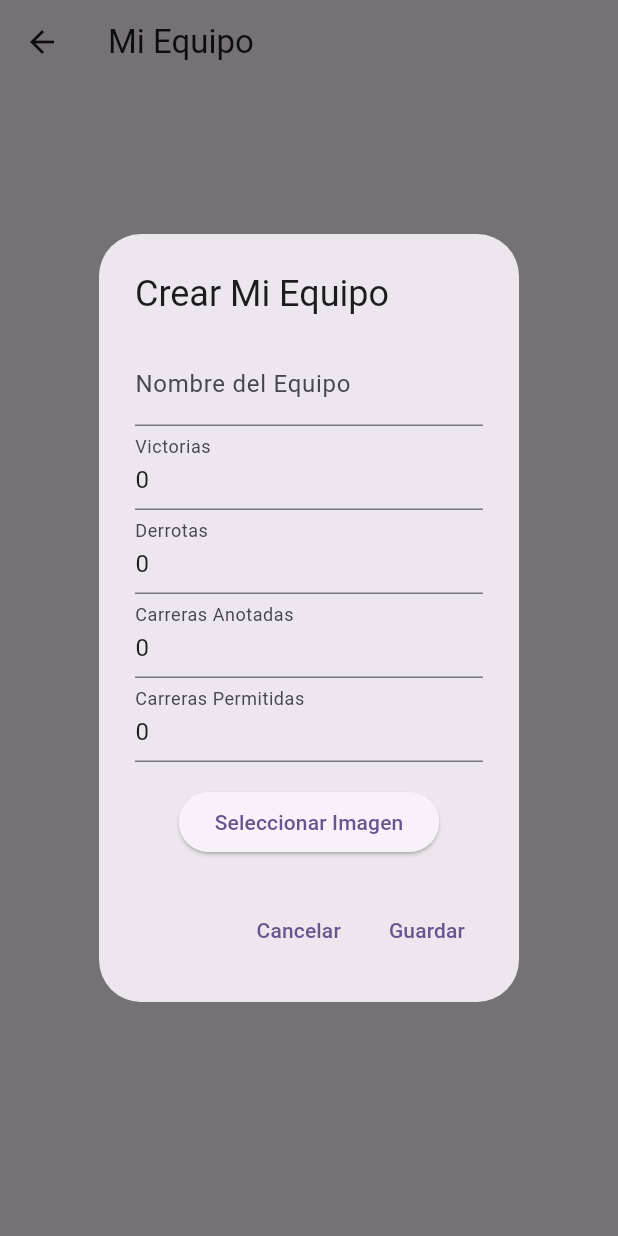
After one commit to crgv7/baseballanotation, a Flutter app: the MyTeamScreen screen opened by its route, after a tap on "Crear Mi Equipo", on a phone screen of 412 x 824 dp. The commit adds this screen. Run offline on Flutter 3.47's test engine with Material 3 defaults, Android fonts, the phone set to English and light mode, and no system bars; our stand-ins replace image_picker, sqflite, syncfusion_flutter_calendar, syncfusion_flutter_charts; accounts and stored records are empty.

Commit message:
creando pantalla de crear mi equipo

```diff
--- /dev/null
+++ b/lib/models/my_team.dart
@@ -0,0 +1,63 @@
+class MyTeam {
+  final int? id;
+  final String name;
+  final String? imageUrl;
+  final int wins;
+  final int losses;
+  final int runsScored;
+  final int runsAllowed;
+
+  MyTeam({
+    this.id,
+    required this.name,
+    this.imageUrl,
+    this.wins = 0,
+    this.losses = 0,
+    this.runsScored = 0,
+    this.runsAllowed = 0,
+  });
+
+  MyTeam copyWith({
+    int? id,
+    String? name,
+    String? imageUrl,
+    int? wins,
+    int? losses,
+    int? runsScored,
+    int? runsAllowed,
+  }) {
+    return MyTeam(
+      id: id ?? this.id,
+      name: name ?? this.name,
+      imageUrl: imageUrl ?? this.imageUrl,
+      wins: wins ?? this.wins,
+      losses: losses ?? this.losses,
+      runsScored: runsScored ?? this.runsScored,
+      runsAllowed: runsAllowed ?? this.runsAllowed,
+    );
+  }
+
+  Map<String, dynamic> toMap() {
+    return {
+      'id': id,
+      'name': name,
+      'imageUrl': imageUrl,
+      'wins': wins,
+      'losses': losses,
+      'runsScored': runsScored,
+      'runsAllowed': runsAllowed,
+    };
+  }
+
+  factory MyTeam.fromMap(Map<String, dynamic> map) {
+    return MyTeam(
+      id: map['id'] as int?,
+      name: map['name'] as String,
+      imageUrl: map['imageUrl'] as String?,
+      wins: map['wins'] as int,
+      losses: map['losses'] as int,
+      runsScored: map['runsScored'] as int,
+      runsAllowed: map['runsAllowed'] as int,
+    );
+  }
+}
--- /dev/null
+++ b/lib/screen/my_team/my_team_screen.dart
@@ -0,0 +1,303 @@
+import 'dart:io';
+import 'package:flutter/material.dart';
+import 'package:image_picker/image_picker.dart';
+import 'package:path_provider/path_provider.dart';
+import 'package:path/path.dart' as path;
+import '../../models/my_team.dart';
+import '../../services/database_services.dart';
+
+class MyTeamScreen extends StatefulWidget {
+  const MyTeamScreen({super.key});
+
+  @override
+  State<MyTeamScreen> createState() => _MyTeamScreenState();
+}
+
+class _MyTeamScreenState extends State<MyTeamScreen> {
+  final DatabaseServices _databaseServices = DatabaseServices.instance;
+  late Future<MyTeam?> _teamFuture;
+
+  @override
+  void initState() {
+    super.initState();
+    _teamFuture = _databaseServices.getMyTeam();
+  }
+
+  Future<void> _refreshTeam() async {
+    setState(() {
+      _teamFuture = _databaseServices.getMyTeam();
+    });
+  }
+
+  Future<void> _showTeamDialog([MyTeam? team]) async {
+    final nameController = TextEditingController(text: team?.name ?? '');
+    final winsController = TextEditingController(text: team?.wins.toString() ?? '0');
+    final lossesController = TextEditingController(text: team?.losses.toString() ?? '0');
+    final runsScoredController = TextEditingController(text: team?.runsScored.toString() ?? '0');
+    final runsAllowedController = TextEditingController(text: team?.runsAllowed.toString() ?? '0');
+    String? imageUrl = team?.imageUrl;
+
+    Future<String?> _pickAndSaveImage() async {
+      final ImagePicker picker = ImagePicker();
+      final XFile? image = await picker.pickImage(source: ImageSource.gallery);
+
+      if (image != null) {
+        final Directory appDir = await getApplicationDocumentsDirectory();
+        final String fileName = path.basename(image.path);
+        final String savedPath = path.join(appDir.path, fileName);
+
+        await File(image.path).copy(savedPath);
+        return savedPath;
+      }
+      return null;
+    }
+
+    return showDialog(
+      context: context,
+      builder: (context) => AlertDialog(
+        title: Text(team == null ? 'Crear Mi Equipo' : 'Editar Mi Equipo'),
+        content: SingleChildScrollView(
+          child: Column(
+            mainAxisSize: MainAxisSize.min,
+            children: [
+              TextField(
+                controller: nameController,
+                decoration: const InputDecoration(labelText: 'Nombre del Equipo'),
+              ),
+              TextField(
+                controller: winsController,
+                decoration: const InputDecoration(labelText: 'Victorias'),
+                keyboardType: TextInputType.number,
+              ),
+              TextField(
+                controller: lossesController,
+                decoration: const InputDecoration(labelText: 'Derrotas'),
+                keyboardType: TextInputType.number,
+              ),
+              TextField(
+                controller: runsScoredController,
+                decoration: const InputDecoration(labelText: 'Carreras Anotadas'),
+                keyboardType: TextInputType.number,
+              ),
+              TextField(
+                controller: runsAllowedController,
+                decoration: const InputDecoration(labelText: 'Carreras Permitidas'),
+                keyboardType: TextInputType.number,
+              ),
+              const SizedBox(height: 16),
+              ElevatedButton(
+                onPressed: () async {
+                  final newImageUrl = await _pickAndSaveImage();
+                  if (newImageUrl != null) {
+                    imageUrl = newImageUrl;
+                    setState(() {});
+                  }
+                },
+                child: const Text('Seleccionar Imagen'),
+              ),
+            ],
+          ),
+        ),
+        actions: [
+          TextButton(
+            onPressed: () => Navigator.pop(context),
+            child: const Text('Cancelar'),
+          ),
+          TextButton(
+            onPressed: () async {
+              final name = nameController.text.trim();
+              if (name.isEmpty) {
+                return;
+              }
+
+              final wins = int.tryParse(winsController.text) ?? 0;
+              final losses = int.tryParse(lossesController.text) ?? 0;
+              final runsScored = int.tryParse(runsScoredController.text) ?? 0;
+              final runsAllowed = int.tryParse(runsAllowedController.text) ?? 0;
+
+              final newTeam = MyTeam(
+                id: team?.id,
+                name: name,
+                imageUrl: imageUrl,
+                wins: wins,
+                losses: losses,
+                runsScored: runsScored,
+                runsAllowed: runsAllowed,
+              );
+
+              if (team == null) {
+                await _databaseServices.saveMyTeam(newTeam);
+              } else {
+                await _databaseServices.updateMyTeam(newTeam);
+              }
+
+              if (!mounted) return;
+              Navigator.pop(context);
+              _refreshTeam();
+            },
+            child: const Text('Guardar'),
+          ),
+        ],
+      ),
+    );
+  }
+
+  @override
+  Widget build(BuildContext context) {
+    return Scaffold(
+      appBar: AppBar(
+        title: const Text('Mi Equipo'),
+      ),
+      body: FutureBuilder<MyTeam?>(
+        future: _teamFuture,
+        builder: (context, snapshot) {
+          if (snapshot.connectionState == ConnectionState.waiting) {
+            return const Center(child: CircularProgressIndicator());
+          }
+
+          final team = snapshot.data;
+          if (team == null) {
+            return Center(
+              child: Column(
+                mainAxisAlignment: MainAxisAlignment.center,
+                children: [
+                  const Text('No has creado tu equipo aún'),
+                  const SizedBox(height: 16),
+                  ElevatedButton(
+                    onPressed: () => _showTeamDialog(),
+                    child: const Text('Crear Mi Equipo'),
+                  ),
+                ],
+              ),
+            );
+          }
+
+          return Padding(
+            padding: const EdgeInsets.all(16.0),
+            child: Column(
+              crossAxisAlignment: CrossAxisAlignment.start,
+              children: [
+                Center(
+                  child: Column(
+                    children: [
+                      if (team.imageUrl != null)
+                        ClipOval(
+                          child: Image.file(
+                            File(team.imageUrl!),
+                            width: 120,
+                            height: 120,
+                            fit: BoxFit.cover,
+                          ),
+                        )
+                      else
+                        const CircleAvatar(
+                          radius: 60,
+                          child: Icon(Icons.sports_baseball, size: 60),
+                        ),
+                      const SizedBox(height: 16),
+                      Text(
+                        team.name,
+                        style: const TextStyle(
+                          fontSize: 24,
+                          fontWeight: FontWeight.bold,
+                        ),
+                      ),
+                    ],
+                  ),
+                ),
+                const SizedBox(height: 32),
+                Card(
+                  child: Padding(
+                    padding: const EdgeInsets.all(16.0),
+                    child: Column(
+                      crossAxisAlignment: CrossAxisAlignment.start,
+                      children: [
+                        const Text(
+                          'Estadísticas',
+                          style: TextStyle(
+                            fontSize: 20,
+                            fontWeight: FontWeight.bold,
+                          ),
+                        ),
+                        const SizedBox(height: 16),
+                        _buildStatRow('Victorias', team.wins.toString()),
+                        _buildStatRow('Derrotas', team.losses.toString()),
+                        _buildStatRow('Carreras Anotadas', team.runsScored.toString()),
+                        _buildStatRow('Carreras Permitidas', team.runsAllowed.toString()),
+                      ],
+                    ),
+                  ),
+                ),
+                const SizedBox(height: 32),
+                Row(
+                  mainAxisAlignment: MainAxisAlignment.spaceEvenly,
+                  children: [
+                    ElevatedButton.icon(
+                      onPressed: () => _showTeamDialog(team),
+                      icon: const Icon(Icons.edit),
+                      label: const Text('Editar'),
+                    ),
+                    ElevatedButton.icon(
+                      onPressed: () async {
+                        final confirm = await showDialog<bool>(
+                          context: context,
+                          builder: (context) => AlertDialog(
+                            title: const Text('Confirmar'),
+                            content: const Text('¿Desea eliminar su equipo?'),
+                            actions: [
+                              TextButton(
+                                onPressed: () => Navigator.pop(context, false),
+                                child: const Text('Cancelar'),
+                              ),
+                              TextButton(
+                                onPressed: () => Navigator.pop(context, true),
+                                child: const Text('Eliminar'),
+                              ),
+                            ],
+                          ),
+                        );
+
+                        if (confirm == true) {
+                          await _databaseServices.deleteMyTeam();
+                          _refreshTeam();
+                        }
+                      },
+                      icon: const Icon(Icons.delete),
+                      label: const Text('Eliminar'),
+                      style: ElevatedButton.styleFrom(
+                        backgroundColor: Colors.red,
+                        foregroundColor: Colors.white,
+                      ),
+                    ),
+                  ],
+                ),
+              ],
+            ),
+          );
+        },
+      ),
+    );
+  }
+
+  Widget _buildStatRow(String label, String value) {
+    return Padding(
+      padding: const EdgeInsets.symmetric(vertical: 8.0),
+      child: Row(
+        mainAxisAlignment: MainAxisAlignment.spaceBetween,
+        children: [
+          Text(
+            label,
+            style: const TextStyle(fontSize: 16),
+          ),
+          Text(
+            value,
+            style: const TextStyle(
+              fontSize: 16,
+              fontWeight: FontWeight.bold,
+            ),
+          ),
+        ],
+      ),
+    );
+  }
+}
```
Also changed, not shown: lib/main.dart (+43 -71 lines), lib/services/database_services.dart (+111 -39 lines).
